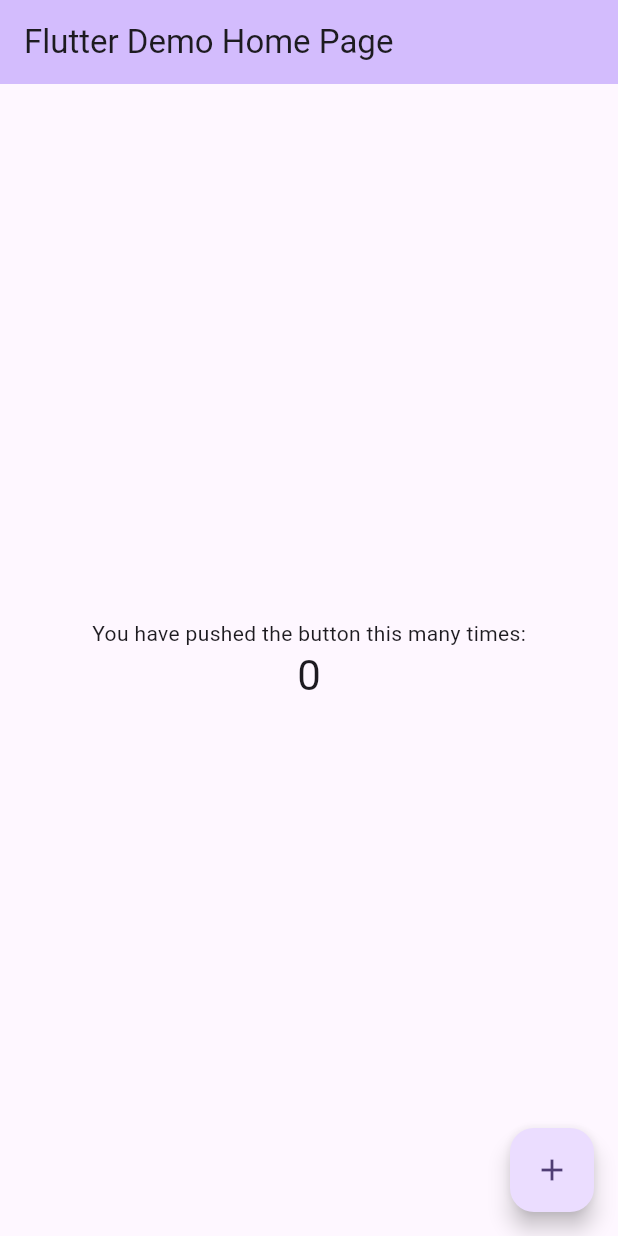
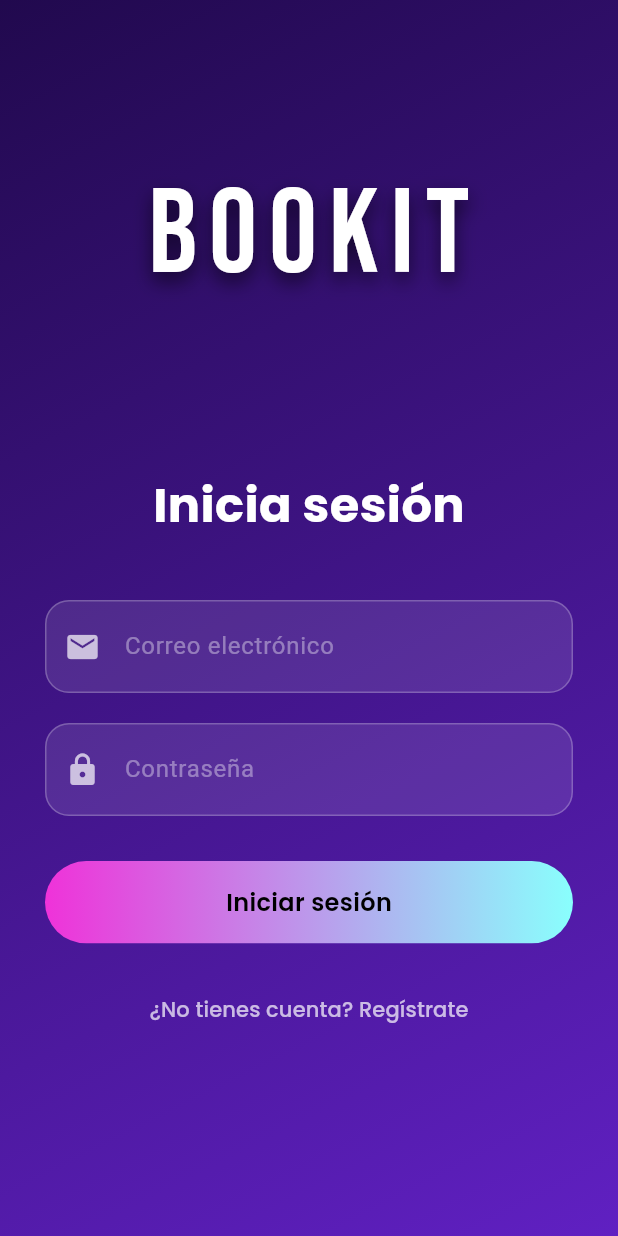
Before and after one commit to AnDrew-AlcVer/bookit-cinema-app, a Flutter app: the screen it shows after launch, on a phone screen of 412 x 824 dp. Run offline on Flutter 3.47's test engine with Material 3 defaults, Android fonts, the phone set to English and light mode, and no system bars; our stand-ins replace google_fonts, shared_preferences.

Commit message:
Login añadido

```diff
--- /dev/null
+++ b/devtools_options.yaml
@@ -0,0 +1,3 @@
+description: This file stores settings for Dart & Flutter DevTools.
+documentation: https://docs.flutter.dev/tools/devtools/extensions#configure-extension-enablement-states
+extensions:
--- a/lib/main.dart
+++ b/lib/main.dart
@@ -1,122 +1,22 @@
 import 'package:flutter/material.dart';
+import 'package:aalcver_tf_ipc/views/login_screen.dart';
 
 void main() {
-  runApp(const MyApp());
+  runApp(MyApp());
 }
 
 class MyApp extends StatelessWidget {
-  const MyApp({super.key});
-
-  // This widget is the root of your application.
   @override
   Widget build(BuildContext context) {
     return MaterialApp(
-      title: 'Flutter Demo',
+      title: 'CineApp',
+      debugShowCheckedModeBanner: false,
       theme: ThemeData(
-        // This is the theme of your application.
-        //
-        // TRY THIS: Try running your application with "flutter run". You'll see
-        // the application has a purple toolbar. Then, without quitting the app,
-        // try changing the seedColor in the colorScheme below to Colors.green
-        // and then invoke "hot reload" (save your changes or press the "hot
-        // reload" button in a Flutter-supported IDE, or press "r" if you used
-        // the command line to start the app).
-        //
-        // Notice that the counter didn't reset back to zero; the application
-        // state is not lost during the reload. To reset the state, use hot
-        // restart instead.
-        //
-        // This works for code too, not just values: Most code changes can be
-        // tested with just a hot reload.
-        colorScheme: ColorScheme.fromSeed(seedColor: Colors.deepPurple),
+        fontFamily: 'Roboto',
+        brightness: Brightness.dark,
+        primarySwatch: Colors.deepPurple,
       ),
-      home: const MyHomePage(title: 'Flutter Demo Home Page'),
+      home: LoginScreen(),
     );
   }
 }
-
-class MyHomePage extends StatefulWidget {
-  const MyHomePage({super.key, required this.title});
-
-  // This widget is the home page of your application. It is stateful, meaning
-  // that it has a State object (defined below) that contains fields that affect
-  // how it looks.
-
-  // This class is the configuration for the state. It holds the values (in this
-  // case the title) provided by the parent (in this case the App widget) and
-  // used by the build method of the State. Fields in a Widget subclass are
-  // always marked "final".
-
-  final String title;
-
-  @override
-  State<MyHomePage> createState() => _MyHomePageState();
-}
-
-class _MyHomePageState extends State<MyHomePage> {
-  int _counter = 0;
-
-  void _incrementCounter() {
-    setState(() {
-      // This call to setState tells the Flutter framework that something has
-      // changed in this State, which causes it to rerun the build method below
-      // so that the display can reflect the updated values. If we changed
-      // _counter without calling setState(), then the build method would not be
-      // called again, and so nothing would appear to happen.
-      _counter++;
-    });
-  }
-
-  @override
-  Widget build(BuildContext context) {
-    // This method is rerun every time setState is called, for instance as done
-    // by the _incrementCounter method above.
-    //
-    // The Flutter framework has been optimized to make rerunning build methods
-    // fast, so that you can just rebuild anything that needs updating rather
-    // than having to individually change instances of widgets.
-    return Scaffold(
-      appBar: AppBar(
-        // TRY THIS: Try changing the color here to a specific color (to
-        // Colors.amber, perhaps?) and trigger a hot reload to see the AppBar
-        // change color while the other colors stay the same.
-        backgroundColor: Theme.of(context).colorScheme.inversePrimary,
-        // Here we take the value from the MyHomePage object that was created by
-        // the App.build method, and use it to set our appbar title.
-        title: Text(widget.title),
-      ),
-      body: Center(
-        // Center is a layout widget. It takes a single child and positions it
-        // in the middle of the parent.
-        child: Column(
-          // Column is also a layout widget. It takes a list of children and
-          // arranges them vertically. By default, it sizes itself to fit its
-          // children horizontally, and tries to be as tall as its parent.
-          //
-          // Column has various properties to control how it sizes itself and
-          // how it positions its children. Here we use mainAxisAlignment to
-          // center the children vertically; the main axis here is the vertical
-          // axis because Columns are vertical (the cross axis would be
-          // horizontal).
-          //
-          // TRY THIS: Invoke "debug painting" (choose the "Toggle Debug Paint"
-          // action in the IDE, or press "p" in the console), to see the
-          // wireframe for each widget.
-          mainAxisAlignment: MainAxisAlignment.center,
-          children: <Widget>[
-            const Text('You have pushed the button this many times:'),
-            Text(
-              '$_counter',
-              style: Theme.of(context).textTheme.headlineMedium,
-            ),
-          ],
-        ),
-      ),
-      floatingActionButton: FloatingActionButton(
-        onPressed: _incrementCounter,
-        tooltip: 'Increment',
-        child: const Icon(Icons.add),
-      ), // This trailing comma makes auto-formatting nicer for build methods.
-    );
-  }
-}
--- /dev/null
+++ b/lib/views/login_screen.dart
@@ -0,0 +1,260 @@
+import 'package:flutter/material.dart';
+import 'package:google_fonts/google_fonts.dart';
+import 'package:shared_preferences/shared_preferences.dart';
+
+class LoginScreen extends StatefulWidget {
+  @override
+  State<LoginScreen> createState() => _LoginScreenState();
+}
+
+class _LoginScreenState extends State<LoginScreen> {
+  final TextEditingController correoController = TextEditingController();
+  final TextEditingController contrasenyaController = TextEditingController();
+
+  // Para el registro
+  final TextEditingController nombreRegistroController = TextEditingController();
+  final TextEditingController correoRegistroController = TextEditingController();
+  final TextEditingController contrasenyaRegistroController = TextEditingController();
+
+  late BuildContext _rootContext;
+
+  @override
+  Widget build(BuildContext context) {
+    _rootContext = context;
+    return Scaffold(
+      body: SizedBox.expand(
+        child: Container(
+          decoration: const BoxDecoration(
+            gradient: LinearGradient(
+              colors: [Color(0xFF21094E), Color(0xFF6020C2)],
+              begin: Alignment.topLeft,
+              end: Alignment.bottomRight,
+            ),
+          ),
+          padding: const EdgeInsets.symmetric(horizontal: 30),
+          child: SafeArea( // <-- Añade SafeArea para evitar que el logo quede debajo del notch
+            child: SingleChildScrollView(
+              child: Column(
+                mainAxisAlignment: MainAxisAlignment.start,
+                children: [
+                  const SizedBox(height: 100),
+                  Align(
+                    alignment: Alignment.topCenter,
+                    child: Padding(
+                      padding: const EdgeInsets.symmetric(horizontal: 0),
+                      child: SizedBox(
+                        width: double.infinity,
+                        child: FittedBox(
+                          fit: BoxFit.scaleDown,
+                          child: Text(
+                            "BookIt",
+                            style: GoogleFonts.bebasNeue(
+                              color: Colors.white,
+                              fontSize: 80,
+                              letterSpacing: 8,
+                              shadows: [
+                                Shadow(
+                                  blurRadius: 16,
+                                  color: Colors.black.withOpacity(0.6),
+                                  offset: Offset(0, 6),
+                                ),
+                              ],
+                            ),
+                            textAlign: TextAlign.center,
+                          ),
+                        ),
+                      ),
+                    ),
+                  ),
+                  const SizedBox(height: 100),
+                  Text(
+                    "Inicia sesión",
+                    style: GoogleFonts.poppins(
+                      color: Colors.white,
+                      fontSize: 32,
+                      fontWeight: FontWeight.bold,
+                    ),
+                  ),
+                  const SizedBox(height: 40),
+                  _buildTextField("Correo electrónico", Icons.email, controller: correoController),
+                  const SizedBox(height: 20),
+                  _buildTextField("Contraseña", Icons.lock, controller: contrasenyaController, obscure: true),
+                  const SizedBox(height: 30),
+                  _buildGradientButton("Iniciar sesión", context, onPressed: _iniciarSesion),
+                  const SizedBox(height: 20),
+                  TextButton(
+                    onPressed: () {
+                      _mostrarDialogoRegistro(context);
+                    },
+                    child: Text(
+                      "¿No tienes cuenta? Regístrate",
+                      style: GoogleFonts.poppins(color: Colors.white70),
+                    ),
+                  ),
+                ],
+              ),
+            ),
+          ),
+        ),
+      ),
+    );
+  }
+
+  Widget _buildTextField(String hint, IconData icon, {bool obscure = false, TextEditingController? controller}) {
+    return Container(
+      decoration: BoxDecoration(
+        color: Colors.white10,
+        borderRadius: BorderRadius.circular(16),
+        border: Border.all(color: Colors.white24),
+      ),
+      child: TextField(
+        controller: controller,
+        obscureText: obscure,
+        style: const TextStyle(color: Colors.white),
+        decoration: InputDecoration(
+          prefixIcon: Icon(icon, color: Colors.white70),
+          hintText: hint,
+          hintStyle: const TextStyle(color: Colors.white38),
+          border: InputBorder.none,
+          contentPadding: const EdgeInsets.symmetric(vertical: 18),
+        ),
+      ),
+    );
+  }
+
+  Widget _buildGradientButton(String label, BuildContext context, {required VoidCallback onPressed}) {
+    return Material(
+      color: Colors.transparent,
+      borderRadius: BorderRadius.circular(30),
+      child: Ink(
+        decoration: BoxDecoration(
+          gradient: const LinearGradient(
+            colors: [Color(0xFFEF32D9), Color(0xFF89FFFD)],
+            begin: Alignment.centerLeft,
+            end: Alignment.centerRight,
+          ),
+          borderRadius: BorderRadius.circular(30),
+        ),
+        child: InkWell(
+          borderRadius: BorderRadius.circular(30),
+          onTap: onPressed,
+          child: Container(
+            width: double.infinity,
+            padding: const EdgeInsets.symmetric(vertical: 16),
+            alignment: Alignment.center,
+            child: Text(
+              label,
+              style: GoogleFonts.poppins(
+                color: Colors.black,
+                fontSize: 16,
+                fontWeight: FontWeight.w600,
+              ),
+            ),
+          ),
+        ),
+      ),
+    );
+  }
+
+  void _mostrarDialogoRegistro(BuildContext context) {
+    showModalBottomSheet(
+      context: context,
+      backgroundColor: Colors.transparent,
+      isScrollControlled: true,
+      builder: (_) {
+        return DraggableScrollableSheet(
+          initialChildSize: 0.6,
+          maxChildSize: 0.9,
+          minChildSize: 0.4,
+          builder: (context, scrollController) {
+            return Container(
+              padding: const EdgeInsets.all(20),
+              decoration: const BoxDecoration(
+                color: Color(0xFF1E1E2C),
+                borderRadius: BorderRadius.vertical(top: Radius.circular(30)),
+              ),
+              child: ListView(
+                controller: scrollController,
+                children: [
+                  Text(
+                    'Crear cuenta',
+                    style: GoogleFonts.poppins(
+                      fontSize: 24,
+                      fontWeight: FontWeight.bold,
+                      color: Colors.white,
+                    ),
+                    textAlign: TextAlign.center,
+                  ),
+                  const SizedBox(height: 20),
+                  _buildTextField("Nombre", Icons.person, controller: nombreRegistroController),
+                  const SizedBox(height: 15),
+                  _buildTextField("Correo electrónico", Icons.email, controller: correoRegistroController),
+                  const SizedBox(height: 15),
+                  _buildTextField("Contraseña", Icons.lock, obscure: true, controller: contrasenyaRegistroController),
+                  const SizedBox(height: 30),
+                  _buildGradientButton("Registrarse", context, onPressed: _registrarse),
+                ],
+              ),
+            );
+          },
+        );
+      },
+    );
+  }
+
+  void _registrarse() async {
+    final prefs = await SharedPreferences.getInstance();
+
+    String nombre = nombreRegistroController.text.trim();
+    String correo = correoRegistroController.text.trim();
+    String contrasenya = contrasenyaRegistroController.text;
+
+    if (nombre.isEmpty || correo.isEmpty || contrasenya.isEmpty) {
+      ScaffoldMessenger.of(_rootContext).showSnackBar(
+        SnackBar(content: Text("Por favor, completa todos los campos")),
+      );
+      return;
+    }
+
+    await prefs.setString('usuario_nombre', nombre);
+    await prefs.setString('usuario_correo', correo);
+    await prefs.setString('usuario_contraseña', contrasenya);
+
+    // Limpiar campos de registro
+    nombreRegistroController.clear();
+    correoRegistroController.clear();
+    contrasenyaRegistroController.clear();
+
+    Navigator.pop(context); // Cierra el modal
+    await Future.delayed(const Duration(milliseconds: 200));
+
+    ScaffoldMessenger.of(_rootContext).showSnackBar(
+      SnackBar(content: Text("Cuenta registrada correctamente")),
+    );
+  }
+
+  void _iniciarSesion() async {
+    final prefs = await SharedPreferences.getInstance();
+
+    String correoIngresado = correoController.text.trim();
+    String contrasenyaIngresada = contrasenyaController.text;
+
+    String? correoGuardado = prefs.getString('usuario_correo');
+    String? contrasenyaGuardada = prefs.getString('usuario_contraseña');
+
+    if (correoIngresado == correoGuardado && contrasenyaIngresada == contrasenyaGuardada) {
+      // Limpiar campos de login
+      correoController.clear();
+      contrasenyaController.clear();
+
+      ScaffoldMessenger.of(_rootContext).showSnackBar(
+        SnackBar(content: Text("¡Bienvenido de nuevo!")),
+      );
+      // Aquí podrías navegar a la pantalla principal
+    } else {
+      ScaffoldMessenger.of(_rootContext).showSnackBar(
+        SnackBar(content: Text("Correo o contraseña incorrectos")),
+      );
+    }
+  }
+}
--- a/pubspec.yaml
+++ b/pubspec.yaml
@@ -34,6 +34,8 @@ dependencies:
   # The following adds the Cupertino Icons font to your application.
   # Use with the CupertinoIcons class for iOS style icons.
   cupertino_icons: ^1.0.8
+  google_fonts: ^6.2.1
+  shared_preferences: ^2.5.3
 
 dev_dependencies:
   flutter_test:
```
Also changed, not shown: pubspec.lock, 2 other files.
